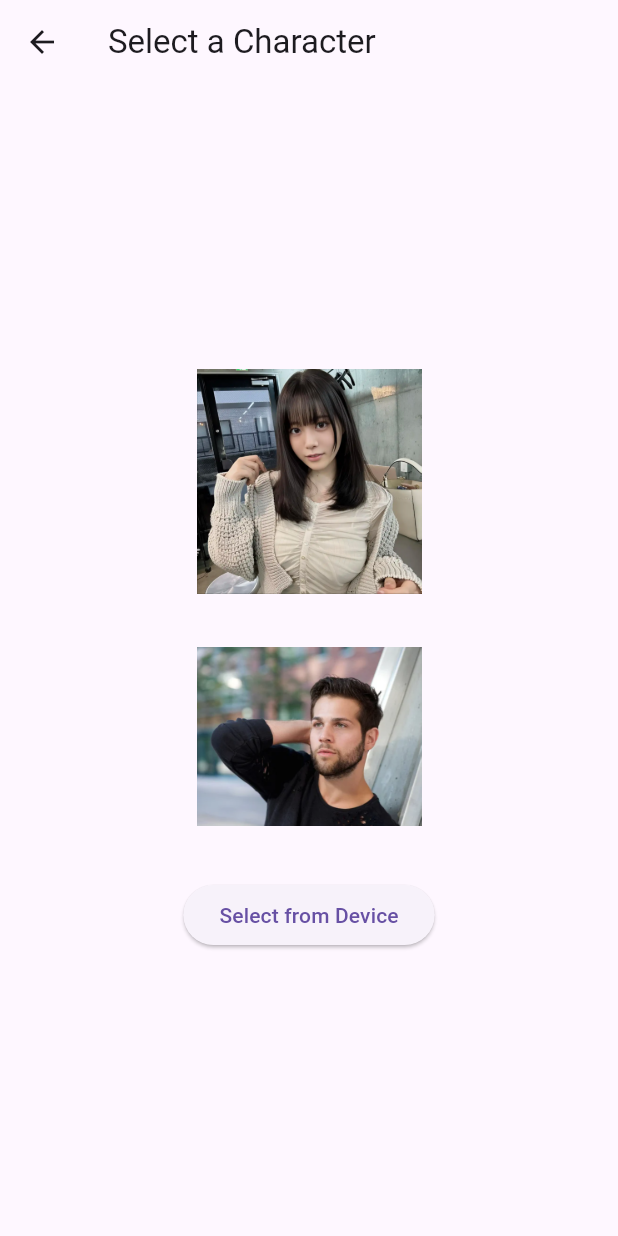
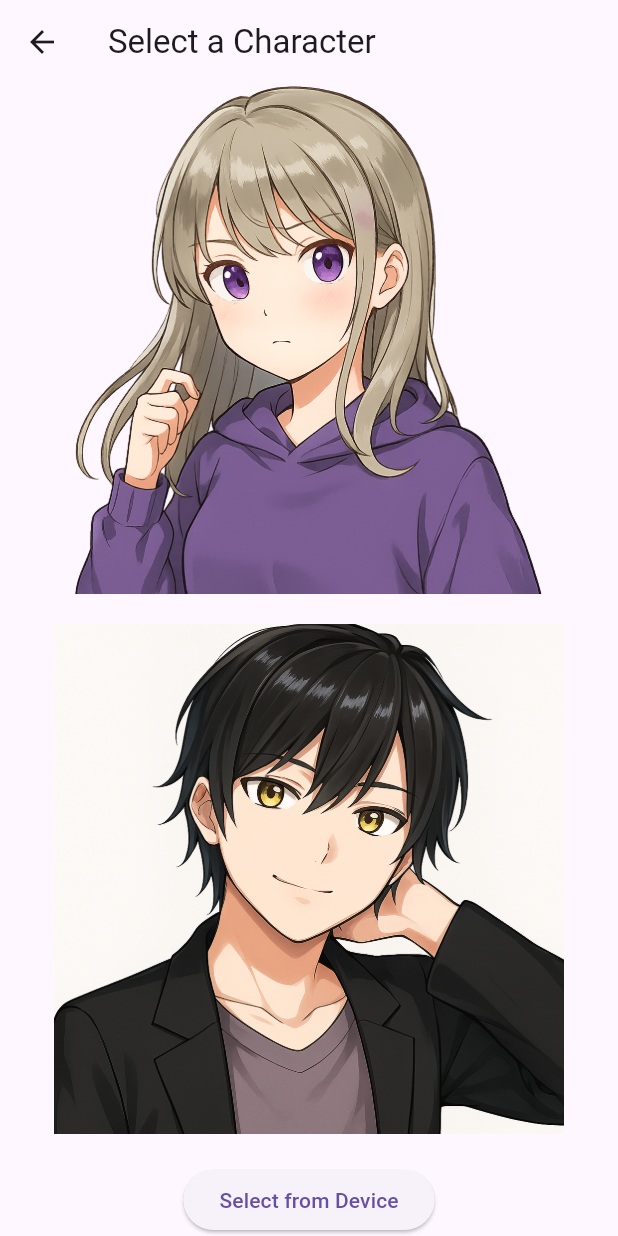
Before and after one commit to Yuji-HAMADA/vivechat, a Flutter app: the CharacterSelectionScreen screen opened directly with empty values, on a phone screen of 412 x 824 dp. Run offline on Flutter 3.47's test engine with Material 3 defaults, Android fonts, the phone set to English and light mode, and no system bars; our stand-ins replace image_picker, shared_preferences; missing offline and left inert: saver_gallery, universal_html; accounts and stored records are empty.

Commit message:
feat: Adapt to updated character images

```diff
--- a/lib/character_selection_screen.dart
+++ b/lib/character_selection_screen.dart
@@ -32,18 +32,22 @@ class _CharacterSelectionScreenState extends State<CharacterSelectionScreen> {
         child: Column(
           mainAxisAlignment: MainAxisAlignment.center,
           children: <Widget>[
-            InkWell(
+            Expanded(
+              child: InkWell(
                 onTap: () {
                   widget.onCharacterSelected('assets/female.png');
                 },
-              child: Image.asset('assets/female.png', width: 150, height: 150),
+                child: Image.asset('assets/female.png'),
+              ),
             ),
             SizedBox(height: 20),
-            InkWell(
+            Expanded(
+              child: InkWell(
                 onTap: () {
                   widget.onCharacterSelected('assets/male.png');
                 },
-              child: Image.asset('assets/male.png', width: 150, height: 150),
+                child: Image.asset('assets/male.png'),
+              ),
             ),
             SizedBox(height: 20),
             ElevatedButton(
```
Also changed, not shown: assets/female.png, assets/male.png. Lines whose indentation alone changed are shown as unchanged.
